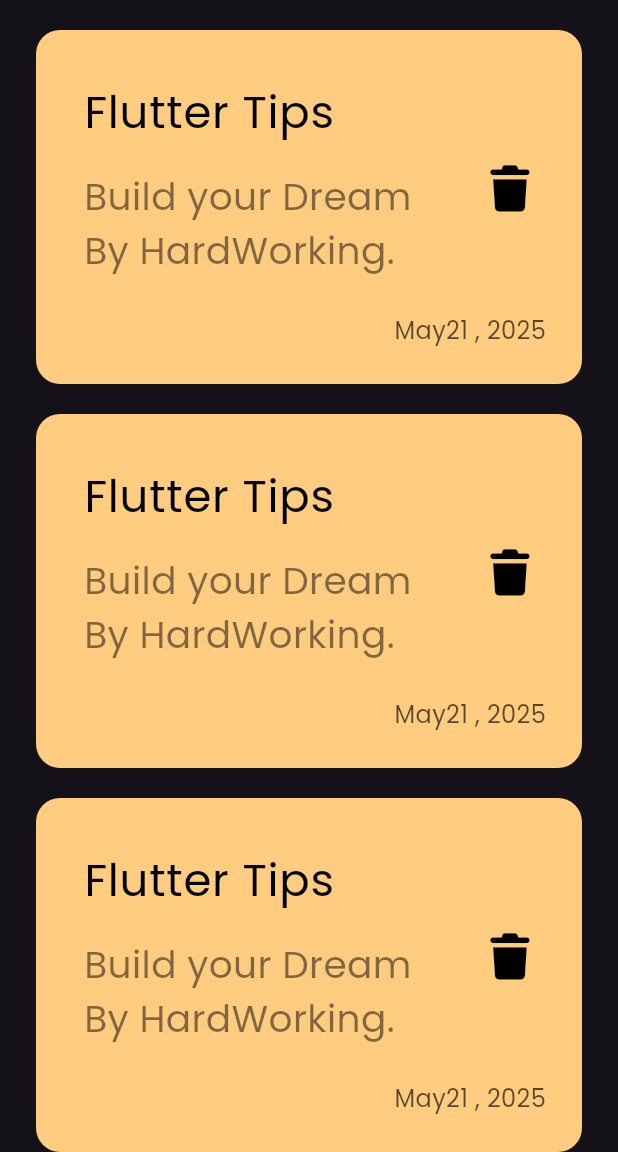
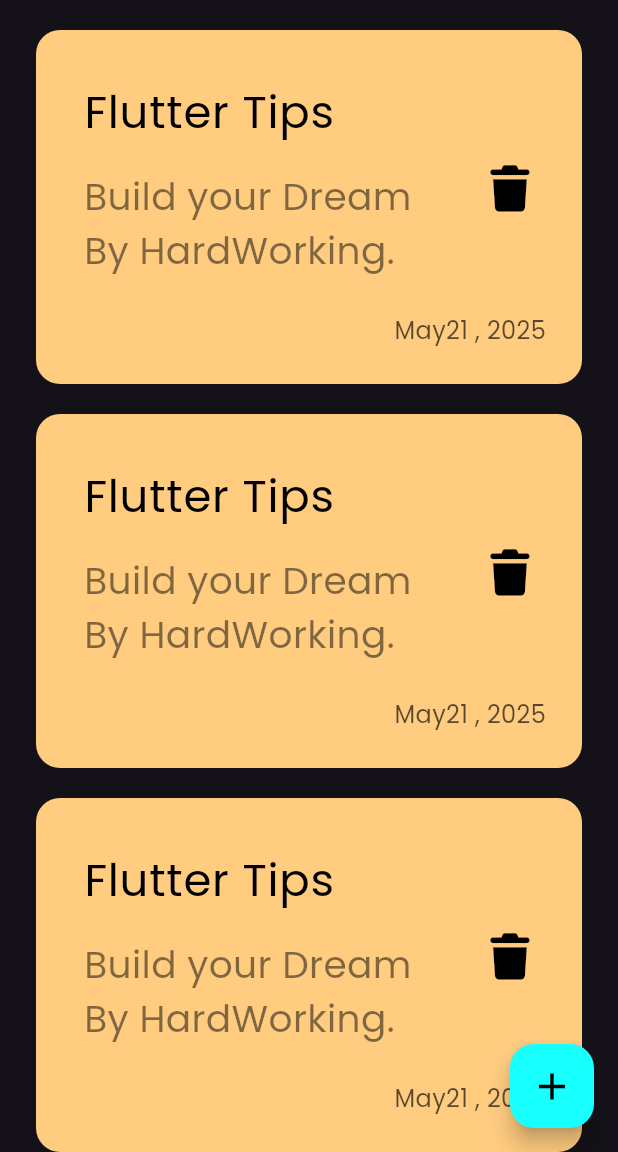
Before and after one commit to Moamed1010/note_app, a Flutter app: the screen it shows after launch, on a phone screen of 412 x 824 dp, the part 84-1236 px from its top. Run offline on Flutter 3.47's test engine with Material 3 defaults, Android fonts, the phone set to English and light mode, and no system bars; our stand-ins replace font_awesome_flutter.

Commit message:
add floating action button

```diff
--- a/lib/Views/note_view.dart
+++ b/lib/Views/note_view.dart
@@ -6,6 +6,13 @@ class NoteView extends StatelessWidget {
 
   @override
   Widget build(BuildContext context) {
-    return Scaffold(body: SafeArea(child: NoteViweBody()));
+    return Scaffold(
+      body: SafeArea(child: NoteViweBody()),
+      floatingActionButton: FloatingActionButton(
+        onPressed: () {},
+        child: Icon(Icons.add, size: 30, color: Colors.black),
+        backgroundColor: Colors.cyanAccent,
+      ),
+    );
   }
 }
```
